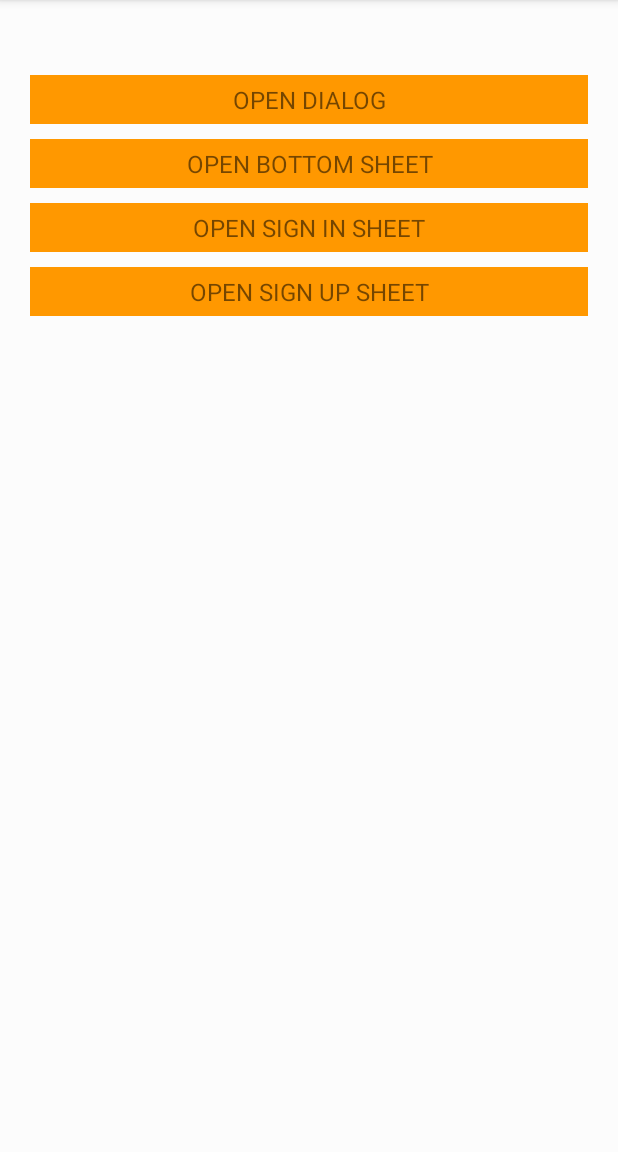
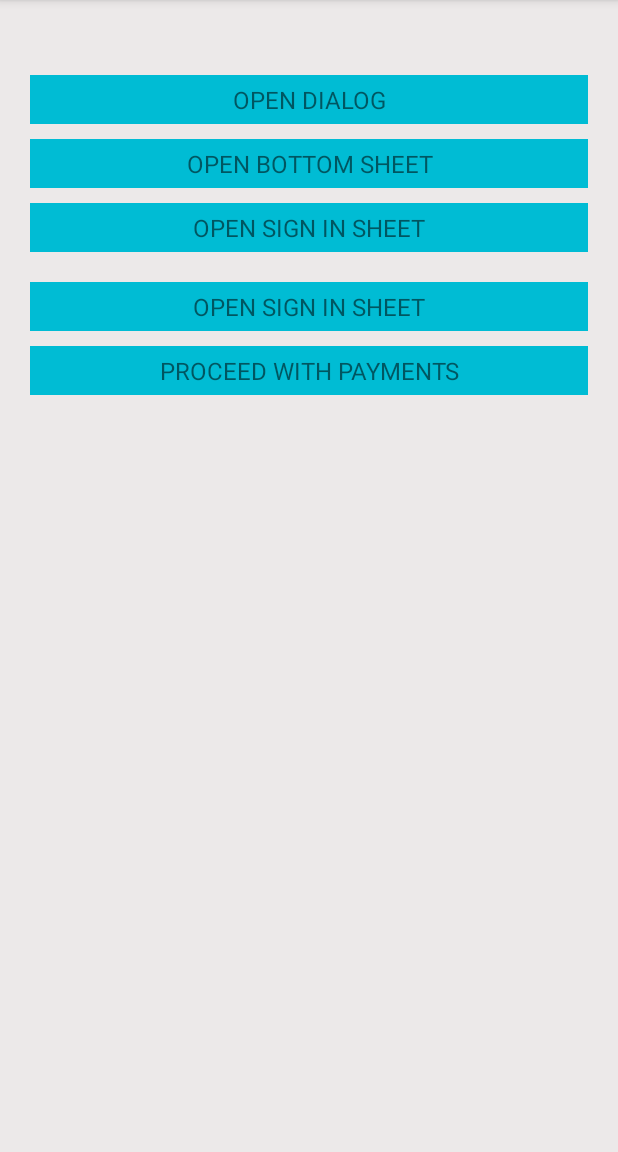
Before and after one commit to Nataanthoni/EzyDialog, an Android app: the screen it shows after launch (MainActivity), on a phone screen of 412 x 824 dp, the part 84-1236 px from its top. Run offline under Robolectric (Android 15) with nearby library versions, the phone set to English and light mode, and no system bars; libraries missing offline, so code that uses them is left out: cn.pedant, com.wajahatkarim3.easyvalidation.

Commit message:
Validate phone number

```diff
--- a/app/src/main/AndroidManifest.xml
+++ b/app/src/main/AndroidManifest.xml
@@ -9,6 +9,7 @@
         android:roundIcon="@mipmap/ic_launcher_round"
         android:supportsRtl="true"
         android:theme="@style/AppTheme">
+        <activity android:name=".Payments"></activity>
         <activity android:name=".MainActivity">
             <intent-filter>
                 <action android:name="android.intent.action.MAIN" />
--- a/app/src/main/java/com/kweracodes/ezydialog/MainActivity.kt
+++ b/app/src/main/java/com/kweracodes/ezydialog/MainActivity.kt
@@ -1,13 +1,16 @@
 package com.kweracodes.ezydialog
 
 
+import android.content.Intent
 import android.os.Bundle
 import android.view.LayoutInflater
 import android.view.View
 import android.view.ViewGroup
 import androidx.appcompat.app.AlertDialog
 import androidx.appcompat.app.AppCompatActivity
+import cn.pedant.SweetAlert.SweetAlertDialog
 import com.google.android.material.bottomsheet.BottomSheetBehavior
+import com.wajahatkarim3.easyvalidation.core.view_ktx.validator
 import kotlinx.android.synthetic.main.activity_main.*
 import kotlinx.android.synthetic.main.bottom_sheet.*
 import kotlinx.android.synthetic.main.signin_bottom_sheet.*
@@ -65,6 +68,66 @@ class MainActivity : AppCompatActivity() {
             bottomSheetBehavior2.state = BottomSheetBehavior.STATE_EXPANDED
         }
 
+        //open payments activity
+        openPayments.setOnClickListener {
+            val intent = Intent(this, Payments::class.java)
+            startActivity(intent)
+        }
+
+
+        proceedPayments.setOnClickListener {
+
+            val realNumber = editPhone.text.toString().trim().removePrefix("0")
+            val phoneNumber = "256$realNumber"
+            realNumber.validator()
+                .nonEmpty()
+                .minLength(9)
+                .maxLength(10)
+                .validNumber()
+                .addErrorCallback {
+                    editPhone.error = it
+                }
+                .addSuccessCallback {
+                    if (phoneNumber.startsWith("25670") || phoneNumber.startsWith("25675") || phoneNumber.startsWith(
+                            "25620"
+                        )
+                    ) {
+                        SweetAlertDialog(this@MainActivity, SweetAlertDialog.SUCCESS_TYPE)
+                            .setTitleText("Airtel Number")
+                            .setContentText("Proceed with payments. Are you sure?")
+                            .setCancelText("No")
+                            .setConfirmText("Pay")
+                            .show()
+                    } else if (phoneNumber.startsWith("25679")
+                    ) {
+                        SweetAlertDialog(this@MainActivity, SweetAlertDialog.SUCCESS_TYPE)
+                            .setTitleText("Africell Number")
+                            .setContentText("Proceed with payments. Are you sure?")
+                            .setCancelText("No")
+                            .setConfirmText("Pay")
+                            .show()
+                    } else if (phoneNumber.startsWith("25677") || phoneNumber.startsWith("25678") || phoneNumber.startsWith(
+                            "25639"
+                        )
+                    ) {
+                        SweetAlertDialog(this@MainActivity, SweetAlertDialog.SUCCESS_TYPE)
+                            .setTitleText("MTN Number")
+                            .setContentText("Proceed with payments. Are you sure?")
+                            .setCancelText("No")
+                            .setConfirmText("Pay")
+                            .show()
+                    } else {
+                        SweetAlertDialog(this@MainActivity, SweetAlertDialog.ERROR_TYPE)
+                            .setTitleText("Invalid Number entered")
+                            .setContentText("Enter a valid Ugandan phone number!")
+                            .show()
+                    }
+                }
+                .check()
+
+
+        }
+
     }
 
     private fun openDialogOne() {
--- a/app/src/main/res/layout/activity_main.xml
+++ b/app/src/main/res/layout/activity_main.xml
@@ -4,18 +4,18 @@
     xmlns:tools="http://schemas.android.com/tools"
     android:layout_width="match_parent"
     android:layout_height="match_parent"
-    android:background="#fcfcfc"
+    android:background="#ECE9E9"
     tools:context=".MainActivity">
 
     <LinearLayout
         android:layout_width="match_parent"
         android:layout_height="wrap_content"
         android:orientation="vertical"
+        android:paddingTop="40dp"
         app:layout_behavior="@string/appbar_scrolling_view_behavior"
         app:layout_constraintBottom_toBottomOf="parent"
         app:layout_constraintEnd_toEndOf="parent"
         app:layout_constraintStart_toStartOf="parent"
-        android:paddingTop="40dp"
         app:layout_constraintTop_toTopOf="parent">
 
         <TextView
@@ -23,9 +23,9 @@
             android:layout_width="match_parent"
             android:layout_height="wrap_content"
             android:layout_marginHorizontal="20dp"
+            android:layout_marginVertical="10dp"
             android:background="@color/colorAccent"
             android:padding="5dp"
-            android:layout_marginVertical="10dp"
             android:text="@string/open_dialog"
             android:textAlignment="center"
             android:textSize="16sp" />
@@ -46,9 +46,9 @@
             android:layout_width="match_parent"
             android:layout_height="wrap_content"
             android:layout_marginHorizontal="20dp"
+            android:layout_marginVertical="10dp"
             android:background="@color/colorAccent"
             android:padding="5dp"
-            android:layout_marginVertical="10dp"
             android:text="OPEN SIGN IN SHEET"
             android:textAlignment="center"
             android:textSize="16sp" />
@@ -58,9 +58,21 @@
             android:layout_width="match_parent"
             android:layout_height="wrap_content"
             android:layout_marginHorizontal="20dp"
+            android:layout_marginVertical="10dp"
             android:background="@color/colorAccent"
             android:padding="5dp"
-            android:text="OPEN SIGN UP SHEET"
+            android:text="OPEN SIGN IN SHEET"
+            android:textAlignment="center"
+            android:textSize="16sp" />
+
+        <TextView
+            android:id="@+id/openPayments"
+            android:layout_width="match_parent"
+            android:layout_height="wrap_content"
+            android:layout_marginHorizontal="20dp"
+            android:background="@color/colorAccent"
+            android:padding="5dp"
+            android:text="PROCEED WITH PAYMENTS"
             android:textAlignment="center"
             android:textSize="16sp" />
 
--- a/app/src/main/res/values/colors.xml
+++ b/app/src/main/res/values/colors.xml
@@ -2,5 +2,5 @@
 <resources>
     <color name="colorPrimary">#FF5722</color>
     <color name="colorPrimaryDark">#F64C16</color>
-    <color name="colorAccent">#FF9800</color>
+    <color name="colorAccent">#00BCD4</color>
 </resources>
```
Also changed, not shown: app/build.gradle (+10 -0 lines), app/src/main/java/com/kweracodes/ezydialog/Payments.kt (added, +12 -0 lines), app/src/main/res/layout/activity_payments.xml (added, +351 -0 lines), app/src/main/res/layout/bottom_sheet.xml (+17 -10 lines).
